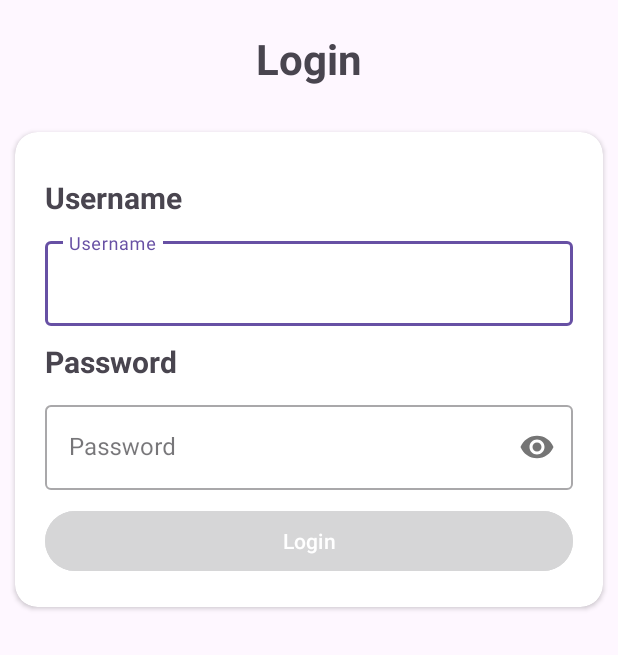
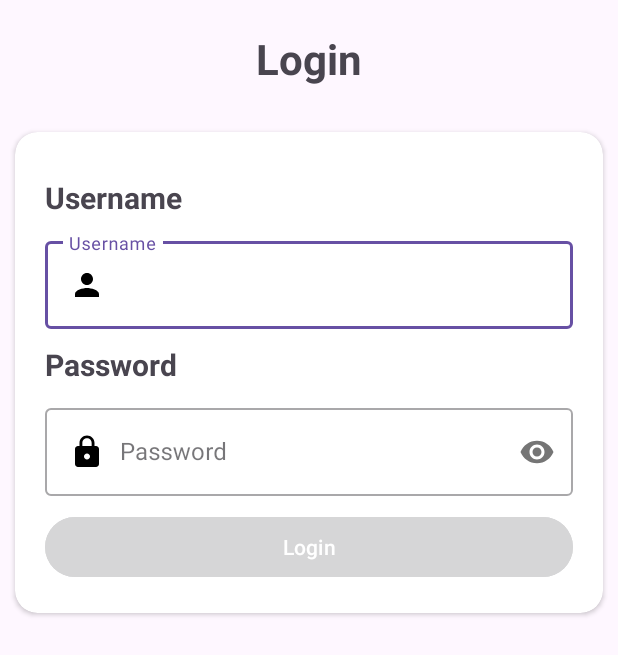
Before and after one commit to Ryuuutaaa/java-with-mysql-api, an Android app: the login screen opened directly, with no data from a screen before it, on a phone screen of 412 x 824 dp. Shown: the top 655 px of the screen. Run offline under Robolectric (Android 15) with nearby library versions, the phone set to English and light mode, and no system bars.

Commit message:
Feat : add icon person and lock password and username

```diff
--- /dev/null
+++ b/app/src/main/res/drawable/baseline_lock_24.xml
@@ -0,0 +1,5 @@
+<vector xmlns:android="http://schemas.android.com/apk/res/android" android:height="24dp" android:tint="#000000" android:viewportHeight="24" android:viewportWidth="24" android:width="24dp">
+
+    <path android:fillColor="@android:color/white" android:pathData="M18,8h-1L17,6c0,-2.76 -2.24,-5 -5,-5S7,3.24 7,6v2L6,8c-1.1,0 -2,0.9 -2,2v10c0,1.1 0.9,2 2,2h12c1.1,0 2,-0.9 2,-2L20,10c0,-1.1 -0.9,-2 -2,-2zM12,17c-1.1,0 -2,-0.9 -2,-2s0.9,-2 2,-2 2,0.9 2,2 -0.9,2 -2,2zM15.1,8L8.9,8L8.9,6c0,-1.71 1.39,-3.1 3.1,-3.1 1.71,0 3.1,1.39 3.1,3.1v2z"/>
+
+</vector>
--- /dev/null
+++ b/app/src/main/res/drawable/baseline_person_24.xml
@@ -0,0 +1,5 @@
+<vector xmlns:android="http://schemas.android.com/apk/res/android" android:height="24dp" android:tint="#000000" android:viewportHeight="24" android:viewportWidth="24" android:width="24dp">
+
+    <path android:fillColor="@android:color/white" android:pathData="M12,12c2.21,0 4,-1.79 4,-4s-1.79,-4 -4,-4 -4,1.79 -4,4 1.79,4 4,4zM12,14c-2.67,0 -8,1.34 -8,4v2h16v-2c0,-2.66 -5.33,-4 -8,-4z"/>
+
+</vector>
--- a/app/src/main/res/layout/activity_login.xml
+++ b/app/src/main/res/layout/activity_login.xml
@@ -57,6 +57,8 @@
                     android:layout_height="wrap_content"
                     android:singleLine="true"
                     android:inputType="text"
+                    android:drawableStart="@drawable/baseline_person_24"
+                    android:drawablePadding="10dp"
                     />
             </com.google.android.material.textfield.TextInputLayout>
 
@@ -82,6 +84,8 @@
                     android:layout_height="wrap_content"
                     android:singleLine="true"
                     android:inputType="textPassword"
+                    android:drawableStart="@drawable/baseline_lock_24"
+                    android:drawablePadding="10dp"
                     />
             </com.google.android.material.textfield.TextInputLayout>
 
```
